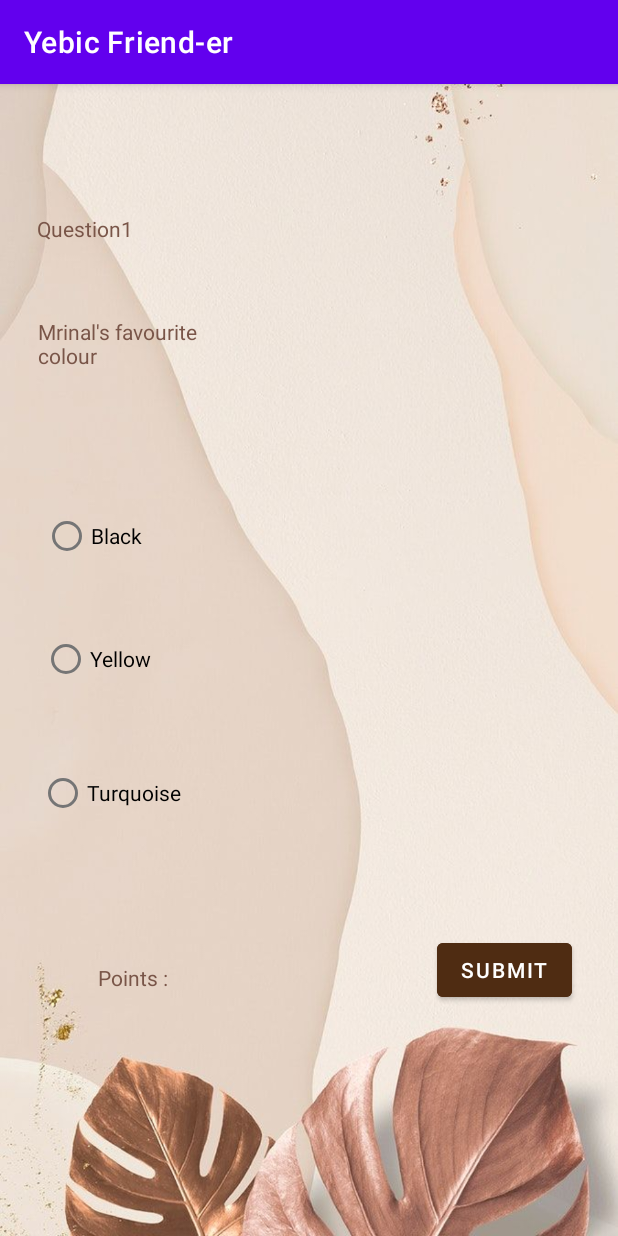
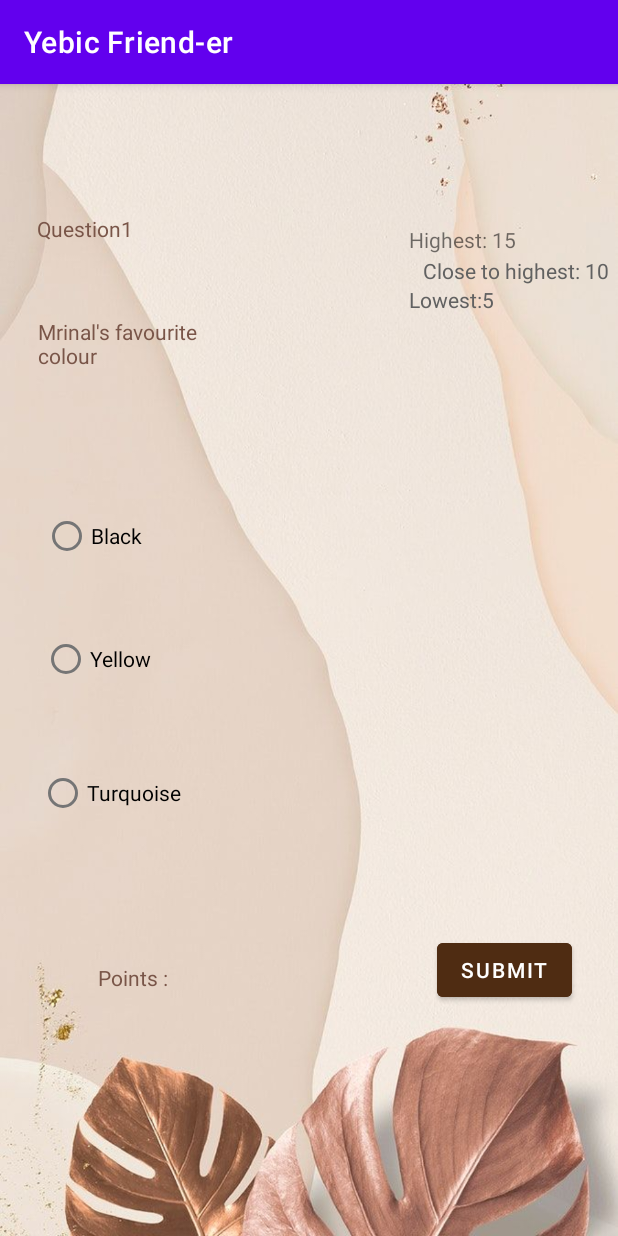
Before and after one commit to Mriiki/Yebic-Friender, an Android app: the SecondActivity screen opened directly, with no data from a screen before it, on a phone screen of 412 x 824 dp. Run offline under Robolectric (Android 15) with nearby library versions, the phone set to English and light mode, and no system bars.

Commit message:
minor modifications

```diff
--- a/YebicFriender/app/src/main/java/com/example/yebicfriend_er/SecondActivity.kt
+++ b/YebicFriender/app/src/main/java/com/example/yebicfriend_er/SecondActivity.kt
@@ -78,19 +78,19 @@ class SecondActivity : AppCompatActivity() {
                 "Mrinal usually goes by this name at college" ,
                 "Minnal" ,
                 5 ,
+                "Mrigi" ,
+                10 ,
                 "Mriiki" ,
-                15 ,
-                "Mrigi" ,
-                10
+                15
             )
         )
         questionBank.add(
             Question(
                 "Mrinal loves to eat" ,
+                "Pizza" ,
+                15 ,
                 "Galaxy" ,
                 5 ,
-                "Pizza" ,
-                15 ,
                 "Brownie" ,
                 10
 
@@ -110,12 +110,12 @@ class SecondActivity : AppCompatActivity() {
         questionBank.add(
             Question(
                 "How many languages(spoken) does Mrinal know" ,
+                "6" ,
+                0 ,
                 "4" ,
                 0 ,
                 "5" ,
-                15 ,
-                "6" ,
-                0
+                15
 
             )
         )
--- a/YebicFriender/app/src/main/java/com/example/yebicfriend_er/ThirdActivity.kt
+++ b/YebicFriender/app/src/main/java/com/example/yebicfriend_er/ThirdActivity.kt
@@ -32,7 +32,7 @@ class ThirdActivity : AppCompatActivity() {
         }
         if (scoreINT != null) {
             if(scoreINT > 60 && scoreINT <= 90){
-                finalText.text = "YAAYYY! YOU ARE THE YEBICESTT FRIEND!!!!"
+                finalText.text = "YAAYYY! YOU ARE THE YEBICESTT FRIEND!!!! CONGRATULATIONS!"
             }
         }
         backbutton.setOnClickListener {
--- a/YebicFriender/app/src/main/res/layout/activity_second.xml
+++ b/YebicFriender/app/src/main/res/layout/activity_second.xml
@@ -95,4 +95,43 @@
         app:layout_constraintStart_toStartOf="parent"
         app:layout_constraintTop_toTopOf="parent"
         app:layout_constraintVertical_bias="0.787" />
+
+    <TextView
+        android:id="@+id/textView8"
+        android:layout_width="wrap_content"
+        android:layout_height="wrap_content"
+        android:text="@string/highest_15"
+        app:layout_constraintBottom_toBottomOf="parent"
+        app:layout_constraintEnd_toEndOf="parent"
+        app:layout_constraintHorizontal_bias="0.8"
+        app:layout_constraintStart_toStartOf="parent"
+        app:layout_constraintTop_toTopOf="parent"
+        app:layout_constraintVertical_bias="0.126"
+        tools:ignore="TextContrastCheck" />
+
+    <TextView
+        android:id="@+id/textView9"
+        android:layout_width="wrap_content"
+        android:layout_height="wrap_content"
+        android:text="@string/close_to_highest_10"
+        android:textColor="#616161"
+        app:layout_constraintBottom_toBottomOf="parent"
+        app:layout_constraintEnd_toEndOf="parent"
+        app:layout_constraintHorizontal_bias="0.979"
+        app:layout_constraintStart_toStartOf="parent"
+        app:layout_constraintTop_toTopOf="parent"
+        app:layout_constraintVertical_bias="0.153" />
+
+    <TextView
+        android:id="@+id/textView10"
+        android:layout_width="wrap_content"
+        android:layout_height="wrap_content"
+        android:text="@string/lowest_5"
+        android:textColor="#616161"
+        app:layout_constraintBottom_toBottomOf="parent"
+        app:layout_constraintEnd_toEndOf="parent"
+        app:layout_constraintHorizontal_bias="0.768"
+        app:layout_constraintStart_toStartOf="parent"
+        app:layout_constraintTop_toTopOf="parent"
+        app:layout_constraintVertical_bias="0.179" />
 </androidx.constraintlayout.widget.ConstraintLayout>
--- a/YebicFriender/app/src/main/res/values/strings.xml
+++ b/YebicFriender/app/src/main/res/values/strings.xml
@@ -8,10 +8,14 @@
     <string name="radiobutton">RadioButton</string>
     <string name="button">Button</string>
     <string name="score">SCORE</string>
-    <string name="textview">TextView</string>
     <string name="_10_10">10/10</string>
     <string name="lessgo_homee">LESSGO HOMEE</string>
     <string name="developed_by_mrinal_asj_workshop_by_gdsc">Developed by Mrinal (ASJ workshop by GDSC)</string>
     <string name="qnno">Question no:</string>
     <string name="submit">SUBMIT</string>
+    <string name="textview">TextView</string>
+    <string name="highest_15">Highest: 15</string>
+    <string name="close_to_highest_10">Close to highest: 10</string>
+    <string name="lowest">Lowest</string>
+    <string name="lowest_5">Lowest:5</string>
 </resources>
```
